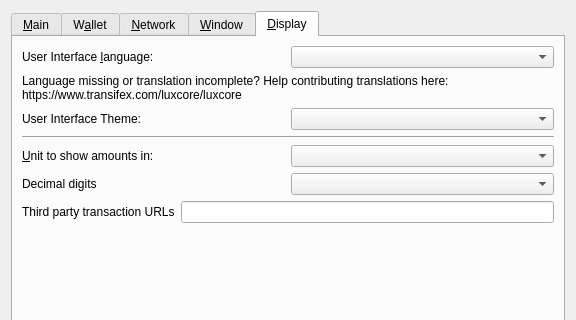
Before: the Qt Designer form src/qt/forms/optionsdialog.ui in KingricharVD/astra, drawn with Qt 5; both pictures show x 0 to 576 and y 0 to 320 of the 576 by 460 pixel window.
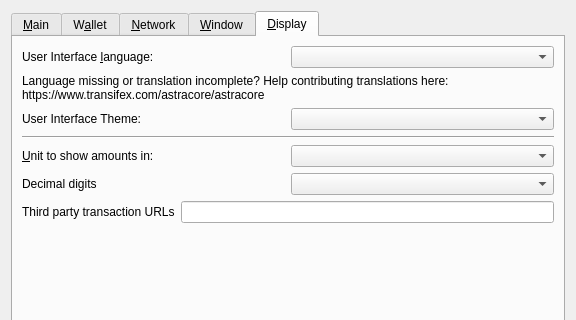
After: the same form once the commit is applied. The open tabs and pages were chosen to show the change. Custom widgets are drawn as their Qt base class.

```diff
--- a/src/qt/forms/optionsdialog.ui
+++ b/src/qt/forms/optionsdialog.ui
@@ -618,7 +618,7 @@
          </property>
          <property name="text">
           <string>Language missing or translation incomplete? Help contributing translations here:
-https://www.transifex.com/luxcore/luxcore</string>
+https://www.transifex.com/astracore/astracore</string>
          </property>
          <property name="wordWrap">
           <bool>true</bool>
```
